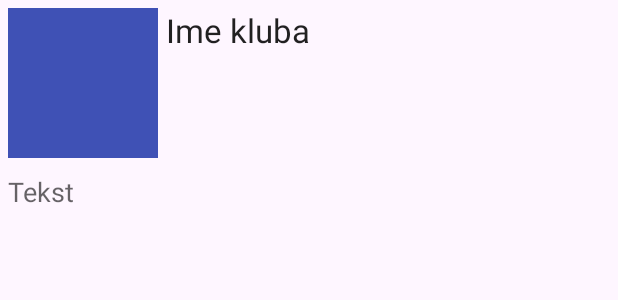
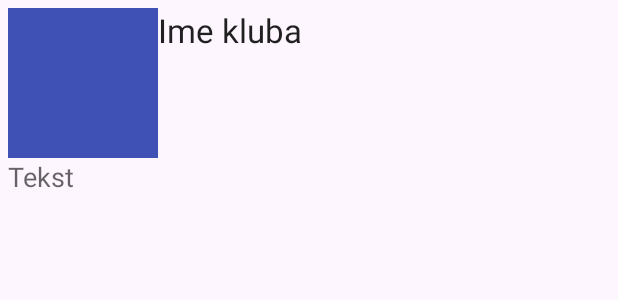
Before and after one commit to kebapmanager/OsijekNightlife, an Android app: the layout club_layout.xml on its own in the app's theme, with its tools: preview values and no code run, on a phone screen of 412 x 824 dp. Shown: the top 300 px of the screen. Run offline under Robolectric (Android 15) with nearby library versions, the phone set to English and light mode, and no system bars.

Commit message:
Only portrait mode, fixed layouts

```diff
--- a/app/src/main/AndroidManifest.xml
+++ b/app/src/main/AndroidManifest.xml
@@ -11,9 +11,11 @@
         android:icon="@mipmap/ic_launcher"
         android:label="@string/app_name"
         android:theme="@style/AppTheme">
+
         <activity
             android:name=".MainActivity"
-            android:label="@string/app_name" >
+            android:label="@string/app_name"
+            android:screenOrientation="portrait">
             <intent-filter>
                 <action android:name="android.intent.action.MAIN" />
 
--- a/app/src/main/res/layout/activity_main.xml
+++ b/app/src/main/res/layout/activity_main.xml
@@ -3,7 +3,7 @@
                                    android:id="@+id/pager"
                                    android:layout_width="match_parent"
                                    android:layout_height="match_parent"
-                                   tools:context=".MainActivity" android:background="#ff636f8e"
+                                   tools:context=".MainActivity" android:background="@drawable/blue_backgorund_dark"
                                    android:focusable="false"
                                    android:clickable="false"
                                    android:paddingTop="172dp"/>
--- a/app/src/main/res/layout/club_layout.xml
+++ b/app/src/main/res/layout/club_layout.xml
@@ -35,8 +35,9 @@
             android:id="@+id/club"
             android:layout_gravity="top|right"
             android:linksClickable="false"
-            android:layout_alignParentTop="true" android:layout_toRightOf="@+id/logo"
-            android:layout_toEndOf="@+id/logo" android:layout_marginLeft="5dp" android:layout_marginTop="5dp"/>
+            android:layout_alignTop="@+id/logo"
+            android:layout_toRightOf="@+id/logo"
+            android:layout_toEndOf="@+id/logo"/>
     <TextView
             android:layout_width="wrap_content"
             android:layout_height="wrap_content"
@@ -44,7 +45,8 @@
             android:text="@string/tekst"
             android:id="@+id/text"
             android:longClickable="true"
-            android:layout_below="@+id/logo" android:layout_alignLeft="@+id/logo"
-            android:layout_alignStart="@+id/logo" android:layout_marginTop="10dp"/>
+            android:layout_below="@+id/logo"
+            android:layout_alignLeft="@+id/logo"
+            android:layout_alignStart="@+id/logo"/>
 
 </RelativeLayout>
--- a/app/src/main/res/layout/event_layout.xml
+++ b/app/src/main/res/layout/event_layout.xml
@@ -7,7 +7,7 @@
     <ImageView
             android:layout_width="fill_parent"
             android:layout_height="80dp"
-            android:id="@+id/img_event_ispis" android:layout_gravity="center_horizontal"
+            android:id="@+id/img_event_ispis"
             android:src="@drawable/color_image" android:layout_margin="5dp"
             android:scaleType="centerCrop"/>
     <TextView
--- a/app/src/main/res/layout/loading_main.xml
+++ b/app/src/main/res/layout/loading_main.xml
@@ -1,6 +1,6 @@
 <?xml version="1.0" encoding="utf-8"?>
 <RelativeLayout xmlns:android="http://schemas.android.com/apk/res/android" android:layout_width="fill_parent"
-                android:layout_height="fill_parent" android:background="@drawable/color_background"
+                android:layout_height="fill_parent" android:background="@drawable/blue_backgorund_light"
                 android:paddingTop="172dp">
 <ProgressBar
         android:id="@+id/loading"
```
Also changed, not shown: app/src/main/res/layout/listitem_layout.xml (+9 -5 lines).
